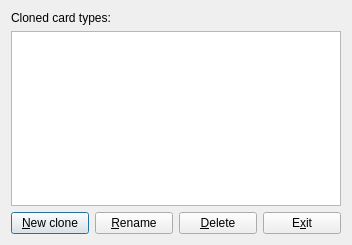
Before: the Qt Designer form mnemosyne/mnemosyne/pyqt_ui/manage_card_types_dlg.ui in mnemosyne-proj/mnemosyne, drawn with Qt 5.
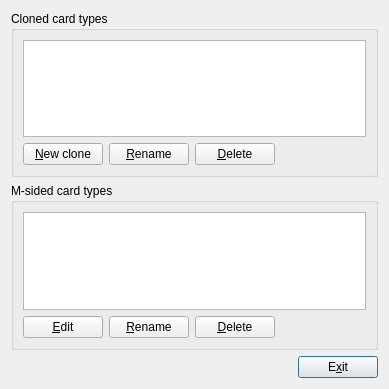
After: the same form once the commit is applied.

Commit message: Start work on card type manager.

Diff of the .ui file:
```diff
--- a/mnemosyne/mnemosyne/pyqt_ui/manage_card_types_dlg.ui
+++ b/mnemosyne/mnemosyne/pyqt_ui/manage_card_types_dlg.ui
@@ -6,8 +6,8 @@
    <rect>
     <x>0</x>
     <y>0</y>
-    <width>352</width>
-    <height>245</height>
+    <width>389</width>
+    <height>389</height>
    </rect>
   </property>
   <property name="minimumSize">
@@ -19,47 +19,132 @@
   <property name="windowTitle">
    <string>Card type manager</string>
   </property>
-  <layout class="QVBoxLayout" name="verticalLayout_2">
+  <layout class="QVBoxLayout" name="verticalLayout_4">
    <item>
-    <layout class="QVBoxLayout" name="verticalLayout">
+    <layout class="QVBoxLayout" name="verticalLayout_3">
      <item>
-      <widget class="QLabel" name="label_2">
-       <property name="text">
-        <string>Cloned card types:</string>
+      <widget class="QGroupBox" name="cloned_card_types_box">
+       <property name="title">
+        <string>Cloned card types</string>
        </property>
+       <layout class="QVBoxLayout" name="verticalLayout_2">
+        <item>
+         <widget class="QListWidget" name="cloned_card_types"/>
+        </item>
+        <item>
+         <layout class="QHBoxLayout" name="horizontalLayout_3">
+          <item>
+           <widget class="QPushButton" name="clone_button">
+            <property name="text">
+             <string>&amp;New clone</string>
+            </property>
+           </widget>
+          </item>
+          <item>
+           <widget class="QPushButton" name="rename_clone_button">
+            <property name="text">
+             <string>&amp;Rename</string>
+            </property>
+           </widget>
+          </item>
+          <item>
+           <widget class="QPushButton" name="delete_clone_button">
+            <property name="text">
+             <string>&amp;Delete</string>
+            </property>
+           </widget>
+          </item>
+          <item>
+           <spacer name="horizontalSpacer_3">
+            <property name="orientation">
+             <enum>Qt::Horizontal</enum>
+            </property>
+            <property name="sizeHint" stdset="0">
+             <size>
+              <width>40</width>
+              <height>20</height>
+             </size>
+            </property>
+           </spacer>
+          </item>
+         </layout>
+        </item>
+       </layout>
       </widget>
      </item>
      <item>
-      <widget class="QListWidget" name="cloned_card_types"/>
+      <widget class="QGroupBox" name="M_sided_card_types_box">
+       <property name="title">
+        <string>M-sided card types</string>
+       </property>
+       <layout class="QVBoxLayout" name="verticalLayout">
+        <item>
+         <widget class="QListWidget" name="M_sided_card_types"/>
+        </item>
+        <item>
+         <layout class="QHBoxLayout" name="horizontalLayout">
+          <item>
+           <widget class="QPushButton" name="edit_M_sided_button">
+            <property name="text">
+             <string>&amp;Edit</string>
+            </property>
+           </widget>
+          </item>
+          <item>
+           <widget class="QPushButton" name="rename_M_sided_button">
+            <property name="text">
+             <string>&amp;Rename</string>
+            </property>
+           </widget>
+          </item>
+          <item>
+           <widget class="QPushButton" name="delete_M_sided_button">
+            <property name="text">
+             <string>&amp;Delete</string>
+            </property>
+           </widget>
+          </item>
+          <item>
+           <spacer name="horizontalSpacer">
+            <property name="orientation">
+             <enum>Qt::Horizontal</enum>
+            </property>
+            <property name="sizeHint" stdset="0">
+             <size>
+              <width>40</width>
+              <height>20</height>
+             </size>
+            </property>
+           </spacer>
+          </item>
+         </layout>
+        </item>
+       </layout>
+      </widget>
      </item>
      <item>
-      <layout class="QHBoxLayout" name="horizontalLayout">
+      <layout class="QHBoxLayout" name="horizontalLayout_2">
        <item>
-        <widget class="QPushButton" name="clone_button">
-         <property name="text">
-          <string>&amp;New clone</string>
+        <spacer name="horizontalSpacer_2">
+         <property name="orientation">
+          <enum>Qt::Horizontal</enum>
          </property>
-        </widget>
-       </item>
-       <item>
-        <widget class="QPushButton" name="rename_button">
-         <property name="text">
-          <string>&amp;Rename</string>
+         <property name="sizeHint" stdset="0">
+          <size>
+           <width>40</width>
+           <height>20</height>
+          </size>
          </property>
-        </widget>
-       </item>
-       <item>
-        <widget class="QPushButton" name="delete_button">
-         <property name="text">
-          <string>&amp;Delete</string>
-         </property>
-        </widget>
+        </spacer>
        </item>
        <item>
         <widget class="QPushButton" name="exit_button">
          <property name="text">
           <string>E&amp;xit</string>
          </property>
+         <property name="default">
+          <bool>true</bool>
+         </property>
         </widget>
        </item>
       </layout>
```
Left out of the diff: 84 changed lines with no effect on the pictures. The commit also changes 2 other files.
